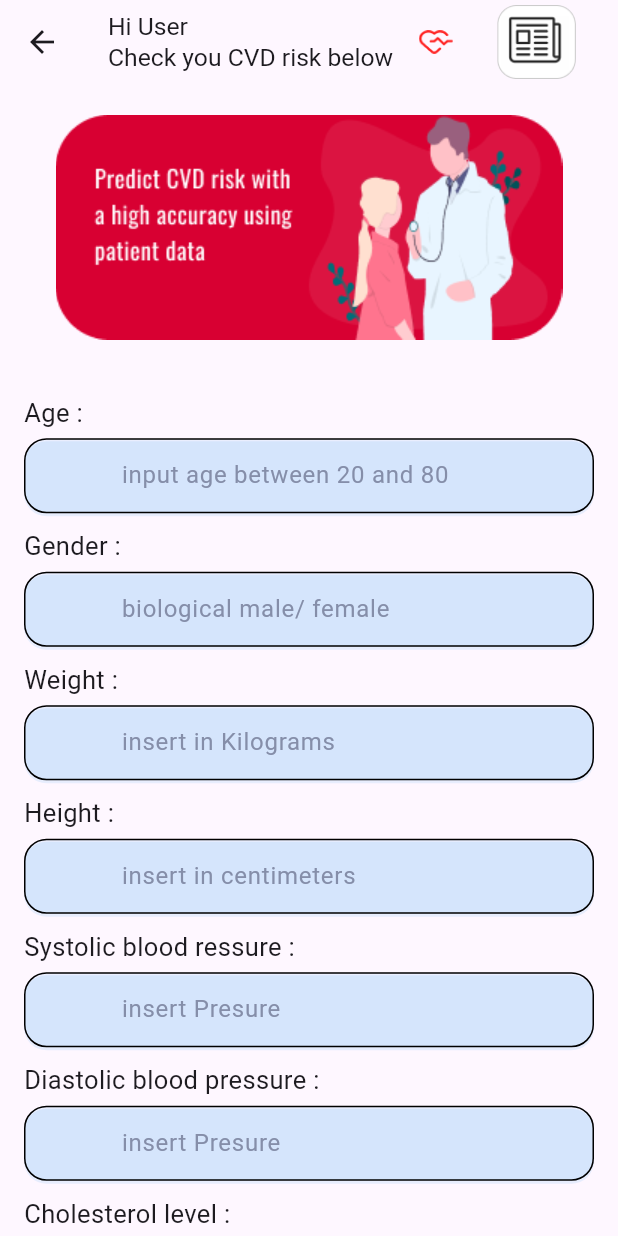
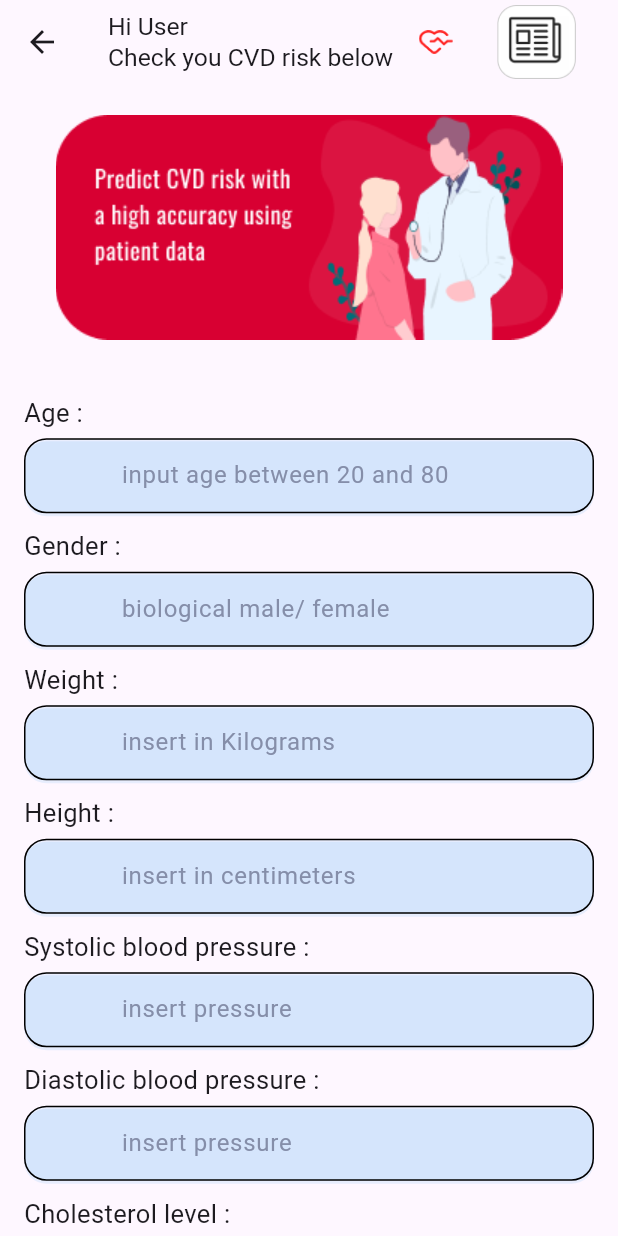
Before and after one commit to tasheera/CVD_Risk_Analyser, a Flutter app: the UserInputScreen screen opened directly, on a phone screen of 412 x 824 dp. Run offline on Flutter 3.47's test engine with Material 3 defaults, Android fonts, the phone set to English and light mode, and no system bars; Roboto replaces fonts that are missing (Oswald).

Commit message:
create predict button and clear button

```diff
--- a/lib/screens/user_data_input_screen.dart
+++ b/lib/screens/user_data_input_screen.dart
@@ -1,5 +1,4 @@
 import 'package:flutter/material.dart';
-
 import 'input_screen_functions.dart';
 
 class UserInputScreen extends StatefulWidget {
@@ -12,7 +11,6 @@ class UserInputScreen extends StatefulWidget {
 
 class _UserInputScreenState extends State<UserInputScreen> {
 
-
   final GlobalKey <FormState> _formKey =GlobalKey();// create global key object form key validate
 
   final TextEditingController _ageCVDController = TextEditingController(); // controller for age text field
@@ -24,13 +22,8 @@ class _UserInputScreenState extends State<UserInputScreen> {
   final TextEditingController _glucoseCVDController = TextEditingController();// controller for diabetic field
   final TextEditingController _smokerCVDController = TextEditingController();// controller for smoker text field
   final TextEditingController _cholesterolCVDController = TextEditingController();// controller for cholesterol text field
-  final TextEditingController _alcholCVDController = TextEditingController();// controller for alcohol intake text field
+  final TextEditingController _alcoholCVDController = TextEditingController();// controller for alcohol intake text field
   final TextEditingController _physicalCVDController = TextEditingController();// controller for physical activity text field
-
-
-
-
-
 
   @override
   Widget build(BuildContext context) {
@@ -91,9 +84,9 @@ class _UserInputScreenState extends State<UserInputScreen> {
 
                     buildRiskInputField("Height :","insert in centimeters", _isValidHeight,"Enter valid height",TextInputType.number,_heightCVDController), // create input field
 
-                    buildRiskInputField("Systolic blood ressure :","insert Presure", _isValidHeight,"Enter valid presure",TextInputType.number,_apHiCVDController), // create input field
+                    buildRiskInputField("Systolic blood pressure :","insert pressure", _isValidHeight,"Enter valid pressure",TextInputType.number,_apHiCVDController), // create input field
 
-                    buildRiskInputField("Diastolic blood pressure :","insert Presure", _isValidHeight,"Enter valid presure",TextInputType.number,_apLoCVDController), // create input field
+                    buildRiskInputField("Diastolic blood pressure :","insert pressure", _isValidHeight,"Enter valid pressure",TextInputType.number,_apLoCVDController), // create input field
 
                     buildRiskInputField("Cholesterol level :","insert cholesterol level", _isValidHeight,"Enter valid cholesterol level",TextInputType.number,_cholesterolCVDController), // create input field
 
@@ -101,12 +94,45 @@ class _UserInputScreenState extends State<UserInputScreen> {
 
                     buildRiskInputField("Smoker :","input yes or no ", _isValidSmoker,"Enter yes or only",TextInputType.text,_smokerCVDController),  // create input field
 
-                    buildRiskInputField("Alcohol intake :","input yes or no ", _isValidSmoker,"Enter yes or only",TextInputType.text,_alcholCVDController), // create input field
+                    buildRiskInputField("Alcohol intake :","input yes or no ", _isValidSmoker,"Enter yes or only",TextInputType.text,_alcoholCVDController), // create input field
 
                     buildRiskInputField("Alcohol intake :","input yes or no ", _isValidSmoker,"Enter yes or only",TextInputType.text,_physicalCVDController), // create input field
 
 
+                   const SizedBox(height: 10,),
 
+                      Row(
+
+                        children: [
+                           SizedBox(width: iconSize*0.8,),
+                          ElevatedButton(
+
+                            style: ElevatedButton.styleFrom(
+                              backgroundColor: Colors.green,
+                              fixedSize: Size(iconSize*3.7, iconSize*1.1),
+
+                            ),
+                            onPressed: (){
+                              _predictCVDLevel();
+                              },
+                             child: Text("Predict", style: TextStyle(color: Colors.white,fontSize: iconSize*0.5),),
+                             ),
+
+                             SizedBox(width: iconSize*2.2,),
+
+                            ElevatedButton(
+
+                            style: ElevatedButton.styleFrom(
+                              backgroundColor: Colors.red,
+                              fixedSize: Size(iconSize*3.7, iconSize*1.1),
+
+                            ),
+                            onPressed: (){},
+                             child: Text("Clear", style: TextStyle(color: Colors.white,fontSize: iconSize*0.5),),
+                             ),
+
+                        ],
+                      ),
 
 
 
@@ -124,7 +150,7 @@ class _UserInputScreenState extends State<UserInputScreen> {
 }
 
 
-// input data vaidation
+// input data validation
 
 //TODO input data validation
 
@@ -172,3 +198,10 @@ bool _isValidSmoker(String input) {
   }
   return false;
 }
+
+
+// predict cvd
+
+void _predictCVDLevel(){
+
+}
```
